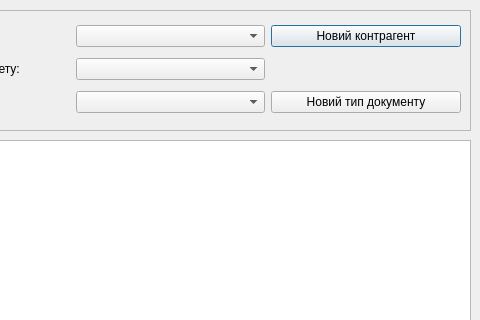
The window that dialog_buy_goods.ui (landrew31/db_course_work) describes before a commit, drawn with Qt 5; both pictures show x 140 to 620 and y 0 to 320 of the 620 by 697 pixel window.
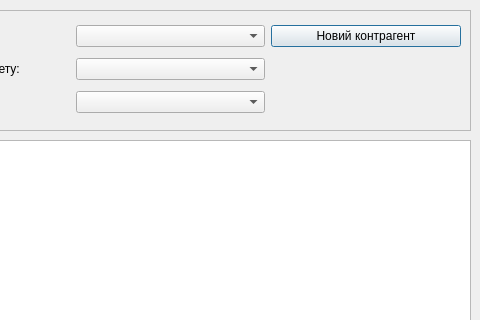
The same window after the commit.

```diff
--- a/dialog_buy_goods.ui
+++ b/dialog_buy_goods.ui
@@ -75,13 +75,6 @@
      <item row="2" column="1">
       <widget class="QComboBox" name="doctype_box"/>
      </item>
-     <item row="2" column="2">
-      <widget class="QPushButton" name="add_new_doctype">
-       <property name="text">
-        <string>Новий тип документу</string>
-       </property>
-      </widget>
-     </item>
     </layout>
    </widget>
   </widget>
```
